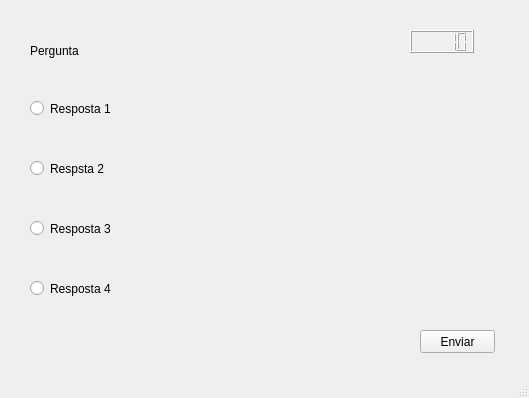
First picture: the form in game/ShowDoMamao/formPerguntas.ui, repository rafa1um/redes-git, before the edit.
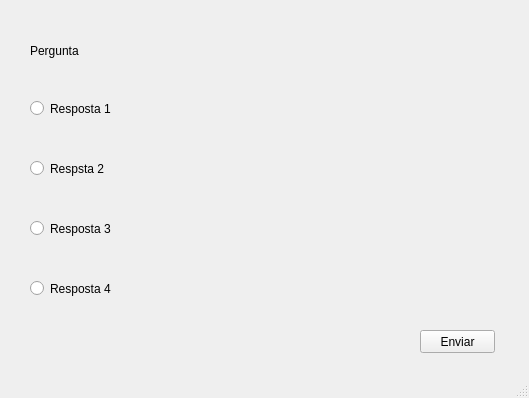
Second picture: the form after the edit.

Diff of the .ui file:
```diff
--- a/game/ShowDoMamao/formPerguntas.ui
+++ b/game/ShowDoMamao/formPerguntas.ui
@@ -32,7 +32,7 @@
      <rect>
       <x>30</x>
       <y>100</y>
-      <width>82</width>
+      <width>341</width>
       <height>17</height>
      </rect>
     </property>
@@ -45,7 +45,7 @@
      <rect>
       <x>30</x>
       <y>160</y>
-      <width>82</width>
+      <width>401</width>
       <height>17</height>
      </rect>
     </property>
@@ -58,7 +58,7 @@
      <rect>
       <x>30</x>
       <y>220</y>
-      <width>82</width>
+      <width>431</width>
       <height>17</height>
      </rect>
     </property>
@@ -71,7 +71,7 @@
      <rect>
       <x>30</x>
       <y>280</y>
-      <width>82</width>
+      <width>451</width>
       <height>17</height>
      </rect>
     </property>
@@ -92,26 +92,6 @@
      <string>Enviar</string>
     </property>
    </widget>
-   <widget class="QLCDNumber" name="lcdTimer">
-    <property name="geometry">
-     <rect>
-      <x>410</x>
-      <y>30</y>
-      <width>64</width>
-      <height>23</height>
-     </rect>
-    </property>
-    <property name="font">
-     <font>
-      <pointsize>16</pointsize>
-      <weight>75</weight>
-      <bold>true</bold>
-     </font>
-    </property>
-    <property name="value" stdset="0">
-     <double>10.000000000000000</double>
-    </property>
-   </widget>
   </widget>
   <widget class="QMenuBar" name="menubar">
    <property name="geometry">
```
Left out of the diff: 2 changed lines with no effect on the pictures.
